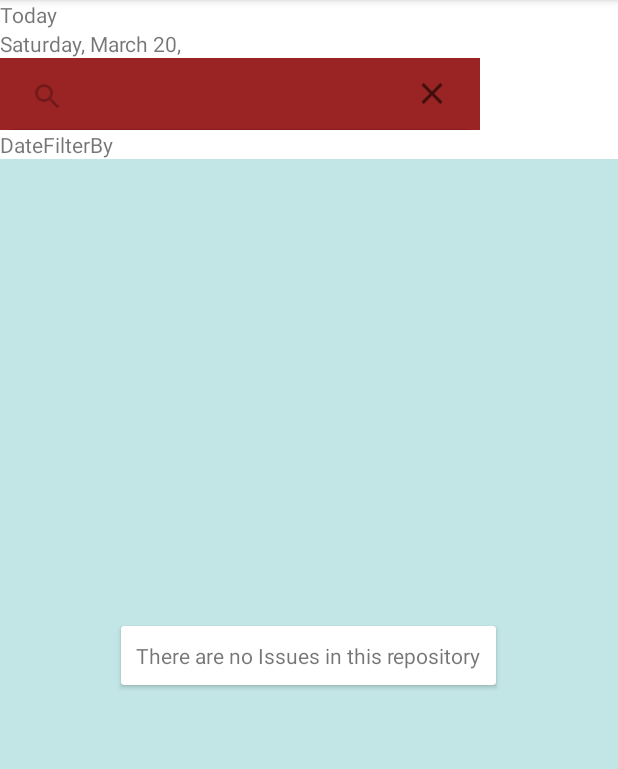
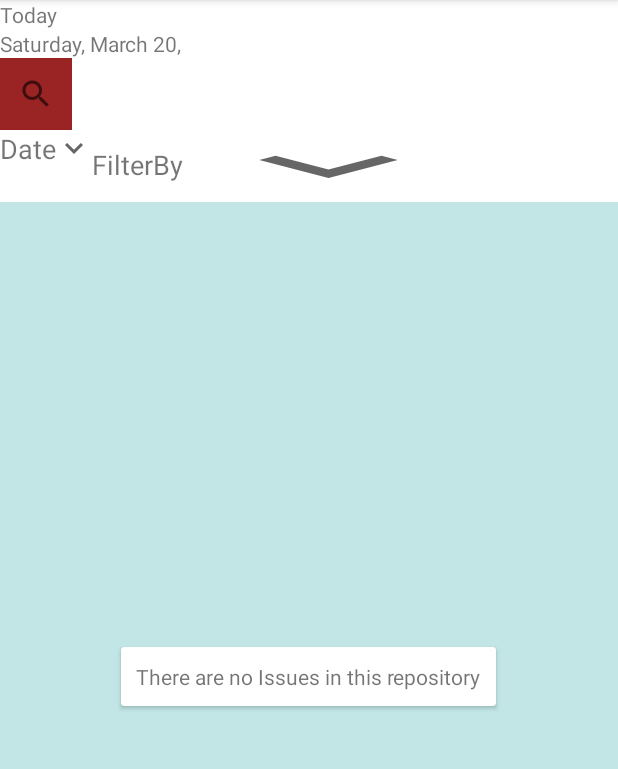
Before and after one commit to KellyEgesa/GITHUB-ISSUE-TRACKER, an Android app: the MainActivity screen opened directly, with no data from a screen before it, on a phone screen of 412 x 824 dp, the part 84-853 px from its top. Run offline under Robolectric (Android 15) with nearby library versions, the phone set to English and light mode, and no system bars; our stand-ins replace ButterKnife; libraries missing offline, so code that uses them is left out: org.parceler; 2 statements that could not run were skipped.

Commit message:
Added filter comments feature

```diff
--- a/app/src/main/java/com/savannahInformatics/githubissuetracker/UserInterface/MainActivity.java
+++ b/app/src/main/java/com/savannahInformatics/githubissuetracker/UserInterface/MainActivity.java
@@ -4,10 +4,14 @@ import androidx.appcompat.app.AppCompatActivity;
 import androidx.recyclerview.widget.LinearLayoutManager;
 import androidx.recyclerview.widget.RecyclerView;
 
+import android.content.Intent;
 import android.os.Bundle;
 import android.view.View;
+import android.widget.AdapterView;
+import android.widget.ArrayAdapter;
 import android.widget.RelativeLayout;
 import android.widget.SearchView;
+import android.widget.Spinner;
 import android.widget.TextView;
 import android.widget.Toast;
 
@@ -19,13 +23,9 @@ import com.savannahInformatics.githubissuetracker.R;
 import org.parceler.Parcels;
 
 import java.text.DateFormat;
-import java.text.SimpleDateFormat;
-import java.time.format.DateTimeFormatter;
 import java.util.ArrayList;
 import java.util.Calendar;
-import java.util.Date;
 import java.util.List;
-import java.util.Locale;
 
 import butterknife.BindView;
 import butterknife.ButterKnife;
@@ -39,6 +39,8 @@ public class MainActivity extends AppCompatActivity {
     SearchView mSearch;
     @BindView(R.id.textViewDate)
     TextView mDate;
+    @BindView(R.id.spinnerFilterBy)
+    Spinner mFilterBy;
     List<GitHubRepoIssue> repoIssues;
     IssueListAdapter issueListAdapter;
     Boolean gotIssues;
@@ -49,13 +51,12 @@ public class MainActivity extends AppCompatActivity {
         setContentView(R.layout.activity_main);
         ButterKnife.bind(this);
 
-        mSearch.setIconified(false);
-
         gotIssues = getIntent().getBooleanExtra("hasIssues", false);
         repoIssues = Parcels.unwrap(getIntent().getParcelableExtra("repoIssues"));
 
         setUpIssues();
         setUpDate();
+        setUpFilterBy();
 
     }
 
@@ -100,4 +101,66 @@ public class MainActivity extends AppCompatActivity {
         mDate.setText(date.replace("2021", ""));
 
     }
+
+    private void setUpFilterBy() {
+        String[] arrayFilterBy = new String[]{"All", "Up to 5 comments", "Up to 10 comments", "Over 10 comments only", "No Comments"};
+
+        ArrayAdapter<String> adapter = new ArrayAdapter<String>(MainActivity.this, R.layout.support_simple_spinner_dropdown_item, android.R.id.text1);
+        adapter.setDropDownViewResource(android.R.layout.simple_spinner_dropdown_item);
+        mFilterBy.setAdapter(adapter);
+
+        for (String filterOptions : arrayFilterBy
+        ) {
+            adapter.add(filterOptions);
+
+        }
+        adapter.notifyDataSetChanged();
+
+
+        mFilterBy.setOnItemSelectedListener(new AdapterView.OnItemSelectedListener() {
+            @Override
+            public void onItemSelected(AdapterView<?> parent, View view, int position, long id) {
+                ((TextView) view).setText(null);
+
+                int commentsCount = -1;
+                List<GitHubRepoIssue> tempRepoIssue = new ArrayList<>();
+
+                if (position == 3) {
+                    commentsCount = 11;
+                } else if (position == 2) {
+                    commentsCount = 10;
+                } else if (position == 1) {
+                    commentsCount = 5;
+                } else if (position == 4) {
+                    commentsCount = 0;
+                }
+
+
+                if (commentsCount == -1) {
+                    tempRepoIssue = repoIssues;
+                } else {
+                    for (GitHubRepoIssue title : repoIssues) {
+                        if (commentsCount <= 10) {
+                            if (title.getComments() <= commentsCount) {
+                                tempRepoIssue.add(title);
+                            }
+                        } else {
+                            if (title.getComments() > 10) {
+                                tempRepoIssue.add(title);
+                            }
+                        }
+                    }
+                }
+
+                issueListAdapter.updateList(tempRepoIssue);
+
+            }
+
+            @Override
+            public void onNothingSelected(AdapterView<?> parent) {
+
+            }
+        });
+
+    }
 }
--- /dev/null
+++ b/app/src/main/res/drawable/ic_baseline_keyboard_arrow_down_24.xml
@@ -0,0 +1,10 @@
+<vector xmlns:android="http://schemas.android.com/apk/res/android"
+    android:width="24dp"
+    android:height="24dp"
+    android:viewportWidth="24"
+    android:viewportHeight="24"
+    android:tint="?attr/colorControlNormal">
+  <path
+      android:fillColor="@android:color/white"
+      android:pathData="M7.41,8.59L12,13.17l4.59,-4.58L18,10l-6,6 -6,-6 1.41,-1.41z"/>
+</vector>
--- a/app/src/main/res/layout/activity_main.xml
+++ b/app/src/main/res/layout/activity_main.xml
@@ -46,7 +46,15 @@
                 android:layout_width="wrap_content"
                 android:layout_height="wrap_content"
                 android:layout_weight="1"
-                android:text="Date" />
+                android:text="Date"
+                android:textSize="18sp" />
+
+            <Spinner
+                android:id="@+id/spinnerDate"
+                android:layout_width="wrap_content"
+                android:layout_height="wrap_content"
+                android:layout_weight="1"
+                android:background="@drawable/ic_baseline_keyboard_arrow_down_24" />
         </LinearLayout>
 
         <LinearLayout
@@ -59,7 +67,15 @@
                 android:layout_width="wrap_content"
                 android:layout_height="wrap_content"
                 android:layout_weight="1"
-                android:text="FilterBy" />
+                android:text="FilterBy "
+                android:textSize="18sp" />
+
+            <Spinner
+                android:id="@+id/spinnerFilterBy"
+                android:layout_width="wrap_content"
+                android:layout_height="wrap_content"
+                android:background="@drawable/ic_baseline_keyboard_arrow_down_24" />
+
         </LinearLayout>
 
     </LinearLayout>
```
Also changed, not shown: app/src/main/java/com/savannahInformatics/githubissuetracker/Adapters/IssueListAdapter.java (+17 -1 lines), app/src/main/res/layout/issues.xml (+8 -0 lines).
